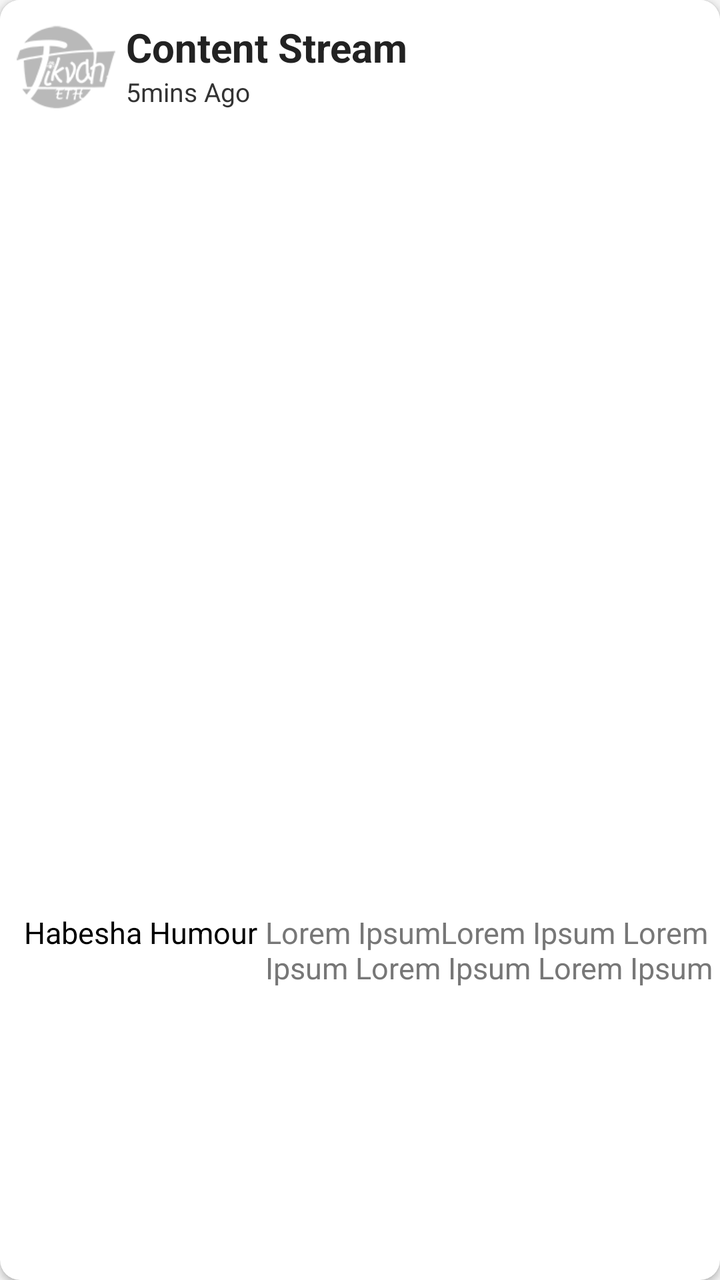
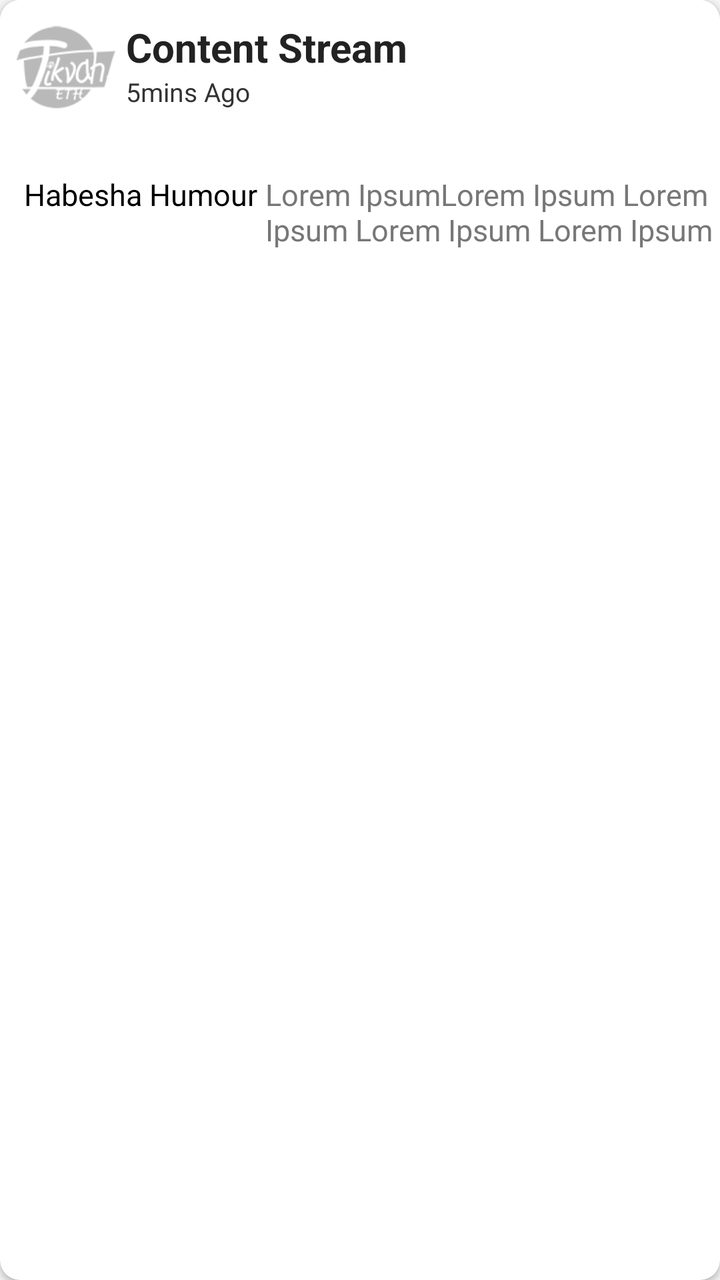

Compare the two renders of this Android layout. The source of the first and the diff that turns it into the second are given below.
<!-- AndroidManifest.xml: application theme AppTheme -->
<!-- res/layout/meme_view.xml -->
<?xml version="1.0" encoding="utf-8"?>
<androidx.cardview.widget.CardView xmlns:android="http://schemas.android.com/apk/res/android"
    xmlns:app="http://schemas.android.com/apk/res-auto"
    android:layout_width="match_parent"
    android:layout_height="wrap_content"
    android:layout_margin="8dp"
    android:background="#efefef"
    app:cardElevation="2dp"
    app:cardCornerRadius="10dp"
    >

    <LinearLayout
        android:layout_width="match_parent"
        android:layout_height="wrap_content"
        android:layout_marginBottom="25dp"
        android:orientation="vertical"
        android:padding="0dp"
        android:layout_marginRight="0dp"
        android:layout_marginLeft="0dp"
        android:background="#ffffff">

        <LinearLayout
            android:layout_width="wrap_content"
            android:layout_height="wrap_content"
            android:layout_marginLeft="8dp"
            android:layout_marginTop="10dp">

            <ImageView
                android:id="@+id/profPic"
                android:layout_width="50dp"
                android:layout_height="50dp"
                android:layout_weight="1"
                android:background="#fff"
                android:scaleType="fitCenter"
                app:srcCompat="@drawable/sucks" />

            <LinearLayout
                android:layout_width="wrap_content"
                android:layout_height="wrap_content"
                android:orientation="vertical">

                <TextView
                    android:id="@+id/txtProvTit"
                    android:layout_width="wrap_content"
                    android:layout_height="wrap_content"
                    android:layout_marginLeft="5dp"
                    android:text="Content Stream"
                    android:textSize="20sp"
                    android:textColor="#222"
                    android:textStyle="bold" />

                <TextView
                    android:id="@+id/txtMemeTime"
                    android:layout_width="wrap_content"
                    android:layout_height="wrap_content"
                    android:layout_marginLeft="5dp"
                    android:text="5mins Ago"
                    android:textColor="#333"
                    android:textSize="13sp" />

            </LinearLayout>

        </LinearLayout>

        <ImageView
            android:id="@+id/imgMeme"
            android:layout_width="match_parent"
            android:layout_height="369dp"
            android:layout_alignParentEnd="true"
            android:layout_alignParentRight="true"
            android:layout_marginTop="15dp"
            android:layout_marginBottom="10dp"
            android:layout_alignParentTop="true"
            android:layout_gravity="center"
            android:scaleType="centerCrop" />
        <LinearLayout
            android:layout_width="wrap_content"
            android:layout_height="wrap_content"
            android:orientation="horizontal">
            <TextView
                android:layout_width="match_parent"
                android:layout_height="wrap_content"
                android:layout_marginLeft="12dp"
                android:layout_marginTop="2dp"
                android:text="Habesha Humour"
                android:textColor="#000"
                android:layout_marginBottom="15dp"
                android:textSize="15sp"
                android:id="@+id/txtBelowTitle"
                />
            <TextView
                android:id="@+id/txtText"
                android:layout_width="match_parent"
                android:layout_height="wrap_content"
                android:layout_marginLeft="4dp"
                android:layout_marginTop="2dp"
                android:text="Lorem IpsumLorem Ipsum Lorem Ipsum Lorem Ipsum Lorem Ipsum"
                android:textColor="#777"
                android:layout_marginBottom="15dp"
                android:textSize="15sp" />
        </LinearLayout>


    </LinearLayout>

</androidx.cardview.widget.CardView>
<!-- resources referenced by this layout -->
<resources>
  <!-- drawable sucks: png bitmap (drawable, 6937 bytes) -->
  <style name="AppTheme" parent="Theme.AppCompat.Light.DarkActionBar">
          
          <item name="colorPrimary">#2d7e9b</item>
          <item name="colorPrimaryDark">@color/colorPrimaryDark</item>
          <item name="colorAccent">@color/colorAccent</item>
          <item name="android:textColorPrimary">#000000</item>
          <item name="android:textColor">#000</item>
  
  
          <item name="android:colorBackground">@color/background_material_light</item>
          <item name="android:textColorSecondaryInverse">@color/colorAccent</item>
      </style>
  <color name="colorPrimaryDark">#1540AE</color>
  <color name="colorAccent">#aabbff</color>
  <color name="background_material_light">#f5f5f5</color>
</resources>

<!-- the commit's change to res/layout/meme_view.xml (unified diff, before → after) -->
@@ -65,14 +65,15 @@
         <ImageView
             android:id="@+id/imgMeme"
             android:layout_width="match_parent"
-            android:layout_height="369dp"
+            android:layout_height="wrap_content"
             android:layout_alignParentEnd="true"
             android:layout_alignParentRight="true"
             android:layout_marginTop="15dp"
             android:layout_marginBottom="10dp"
             android:layout_alignParentTop="true"
             android:layout_gravity="center"
-            android:scaleType="centerCrop" />
+
+             />
         <LinearLayout
             android:layout_width="wrap_content"
             android:layout_height="wrap_content"
